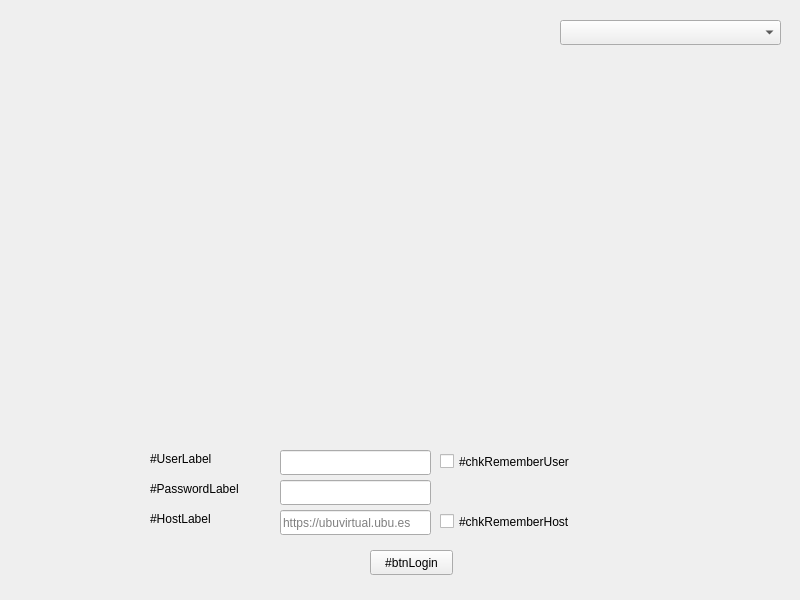
rogama25/UBUVoiceAssistant, file src/UBUVoiceAssistant/GUI/forms/login.ui: the form before one commit.
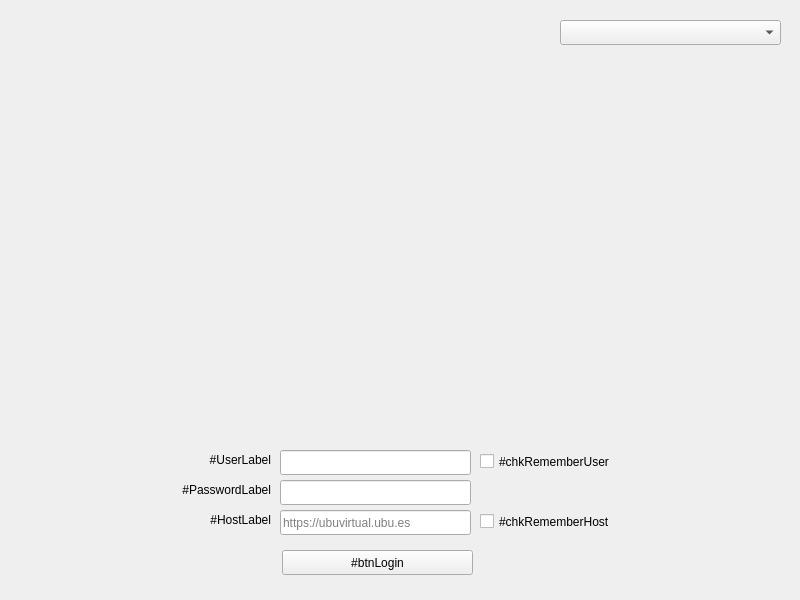
The form after the commit. Icons and pictures are not drawn.

Commit message: Resized some UI elements #16

```diff
--- a/src/UBUVoiceAssistant/GUI/forms/login.ui
+++ b/src/UBUVoiceAssistant/GUI/forms/login.ui
@@ -22,6 +22,12 @@
      <height>595</height>
     </rect>
    </property>
+   <property name="sizePolicy">
+    <sizepolicy hsizetype="Fixed" vsizetype="Fixed">
+     <horstretch>0</horstretch>
+     <verstretch>0</verstretch>
+    </sizepolicy>
+   </property>
    <widget class="QComboBox" name="dropLang">
     <property name="geometry">
      <rect>
@@ -51,48 +57,57 @@
    <widget class="QLabel" name="lblUser">
     <property name="geometry">
      <rect>
-      <x>150</x>
+      <x>40</x>
       <y>450</y>
-      <width>91</width>
-      <height>17</height>
+      <width>231</width>
+      <height>20</height>
      </rect>
     </property>
     <property name="text">
      <string>#UserLabel</string>
     </property>
+    <property name="alignment">
+     <set>Qt::AlignRight|Qt::AlignTrailing|Qt::AlignVCenter</set>
+    </property>
    </widget>
    <widget class="QLabel" name="lblPassword">
     <property name="geometry">
      <rect>
-      <x>150</x>
+      <x>40</x>
       <y>480</y>
-      <width>121</width>
-      <height>17</height>
+      <width>231</width>
+      <height>20</height>
      </rect>
     </property>
     <property name="text">
      <string>#PasswordLabel</string>
     </property>
+    <property name="alignment">
+     <set>Qt::AlignRight|Qt::AlignTrailing|Qt::AlignVCenter</set>
+    </property>
    </widget>
    <widget class="QLabel" name="lblHost">
     <property name="geometry">
      <rect>
-      <x>150</x>
+      <x>30</x>
       <y>510</y>
-      <width>101</width>
-      <height>17</height>
+      <width>241</width>
+      <height>20</height>
      </rect>
     </property>
     <property name="text">
      <string>#HostLabel</string>
     </property>
+    <property name="alignment">
+     <set>Qt::AlignRight|Qt::AlignTrailing|Qt::AlignVCenter</set>
+    </property>
    </widget>
    <widget class="QLineEdit" name="tbxUser">
     <property name="geometry">
      <rect>
       <x>280</x>
       <y>450</y>
-      <width>151</width>
+      <width>191</width>
       <height>25</height>
      </rect>
     </property>
@@ -102,7 +117,7 @@
      <rect>
       <x>280</x>
       <y>480</y>
-      <width>151</width>
+      <width>191</width>
       <height>25</height>
      </rect>
     </property>
@@ -115,7 +130,7 @@
      <rect>
       <x>280</x>
       <y>510</y>
-      <width>151</width>
+      <width>191</width>
       <height>25</height>
      </rect>
     </property>
@@ -126,9 +141,9 @@
    <widget class="QCheckBox" name="chkUser">
     <property name="geometry">
      <rect>
-      <x>440</x>
+      <x>480</x>
       <y>450</y>
-      <width>191</width>
+      <width>251</width>
       <height>23</height>
      </rect>
     </property>
@@ -139,9 +154,9 @@
    <widget class="QCheckBox" name="chkHost">
     <property name="geometry">
      <rect>
-      <x>440</x>
+      <x>480</x>
       <y>510</y>
-      <width>181</width>
+      <width>251</width>
       <height>23</height>
      </rect>
     </property>
@@ -152,9 +167,9 @@
    <widget class="QPushButton" name="btnLogin">
     <property name="geometry">
      <rect>
-      <x>370</x>
+      <x>282</x>
       <y>550</y>
-      <width>83</width>
+      <width>191</width>
       <height>25</height>
      </rect>
     </property>
```
The commit also changes 2 other files.
